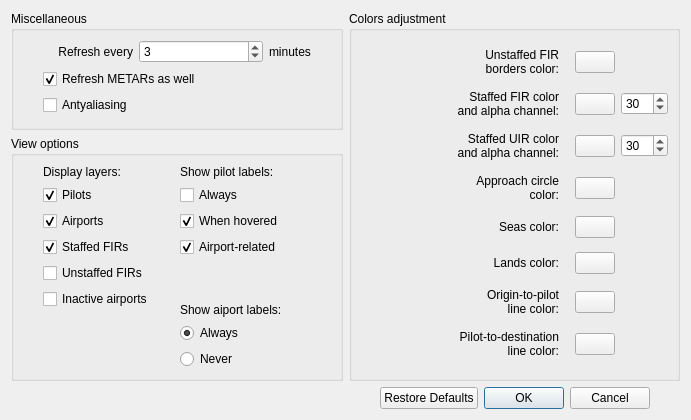
Old version of the form source/ui/resources/settingswindow.ui in the repository Vatsinator/vatsinator-legacy.
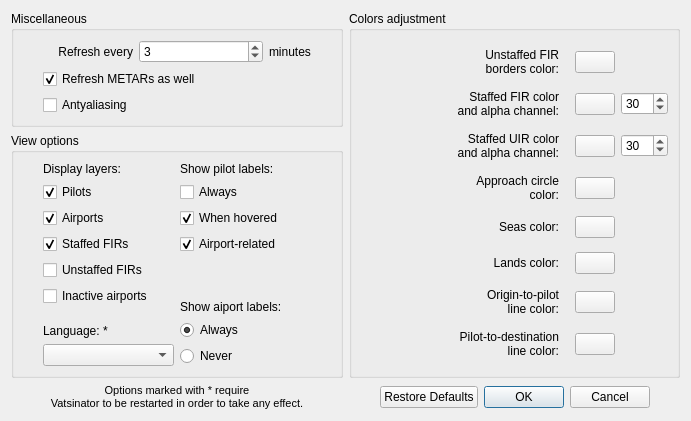
New version of the form. Icons and pictures are not drawn. Custom widgets are drawn as their Qt base class.

Commit message: Added language switching option. - New class - LanguageManager; - new options in SettingsWindow & SettingsManager; - new .language file - description of translation.

```diff
--- a/source/ui/resources/settingswindow.ui
+++ b/source/ui/resources/settingswindow.ui
@@ -230,6 +230,16 @@
             </property>
            </spacer>
           </item>
+          <item>
+           <widget class="QLabel" name="LanguageLabel">
+            <property name="text">
+             <string>Language: *</string>
+            </property>
+           </widget>
+          </item>
+          <item>
+           <widget class="QComboBox" name="LanguageComboBox"/>
+          </item>
          </layout>
         </item>
         <item>
@@ -581,6 +591,21 @@
      </layout>
     </widget>
    </item>
+   <item row="2" column="0">
+    <widget class="QLabel" name="label">
+     <property name="font">
+      <font>
+       <pointsize>8</pointsize>
+      </font>
+     </property>
+     <property name="text">
+      <string>Options marked with * require&lt;br&gt;Vatsinator to be restarted in order to take any effect.</string>
+     </property>
+     <property name="alignment">
+      <set>Qt::AlignCenter</set>
+     </property>
+    </widget>
+   </item>
   </layout>
  </widget>
  <customwidgets>
```
The commit also changes 14 other files.
